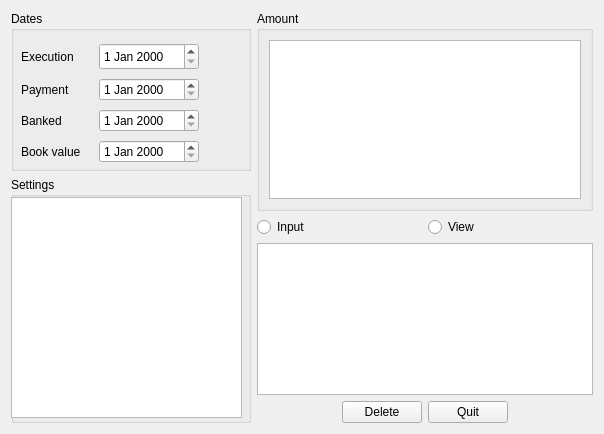
Before: the Qt Designer form plugins/accountreceiptsplugin/receiptviewer.ui in FreeHealth/freehealth, drawn with Qt 5.
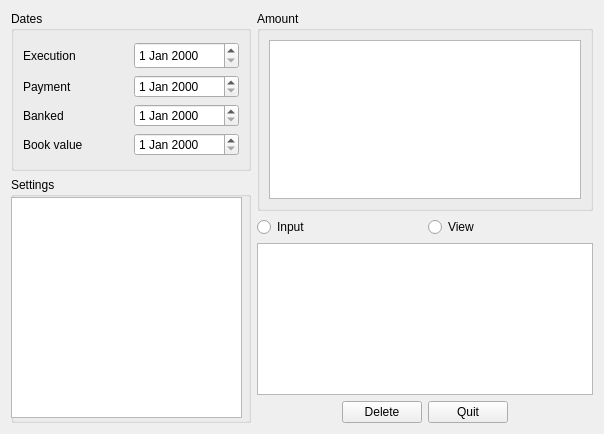
After: the same form once the commit is applied.

Commit message: Account: - correction with medicalprocedure filter - improvements in UIs - code beautifying

```diff
--- a/plugins/accountreceiptsplugin/receiptviewer.ui
+++ b/plugins/accountreceiptsplugin/receiptviewer.ui
@@ -33,15 +33,8 @@
        <property name="title">
         <string>Dates</string>
        </property>
-       <widget class="QWidget" name="layoutWidget">
-        <property name="geometry">
-         <rect>
-          <x>10</x>
-          <y>30</y>
-          <width>178</width>
-          <height>128</height>
-         </rect>
-        </property>
+       <layout class="QGridLayout" name="gridLayout_5">
+        <item row="0" column="0">
         <layout class="QGridLayout" name="gridLayout_2">
          <item row="0" column="0">
           <widget class="QLabel" name="label">
@@ -103,7 +96,8 @@
           <widget class="QDateEdit" name="dateBook"/>
          </item>
         </layout>
-       </widget>
+        </item>
+       </layout>
       </widget>
      </item>
      <item row="0" column="1" rowspan="2">
```
Left out of the diff: 6 changed lines with no effect on the pictures. Lines whose indentation alone changed are shown as unchanged. The commit also changes 4 other files.
